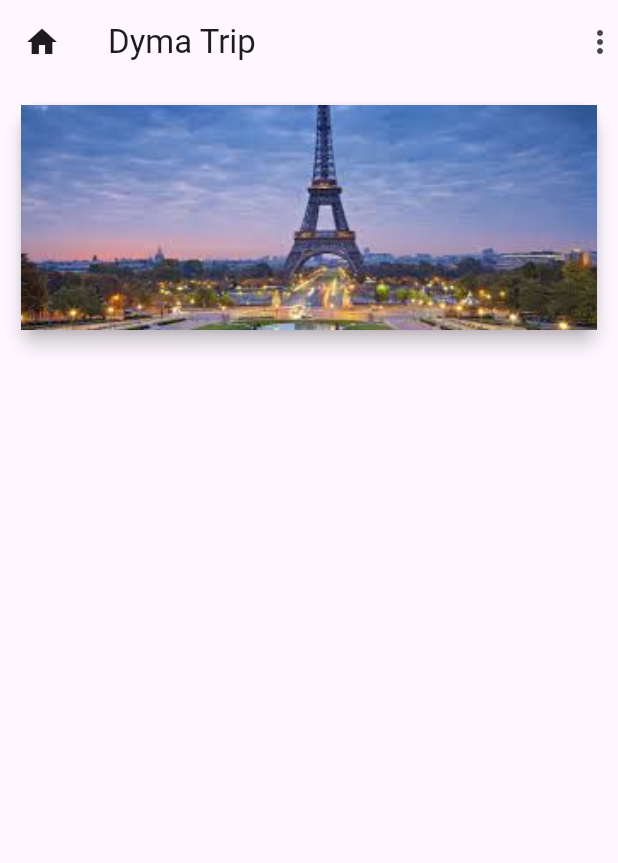
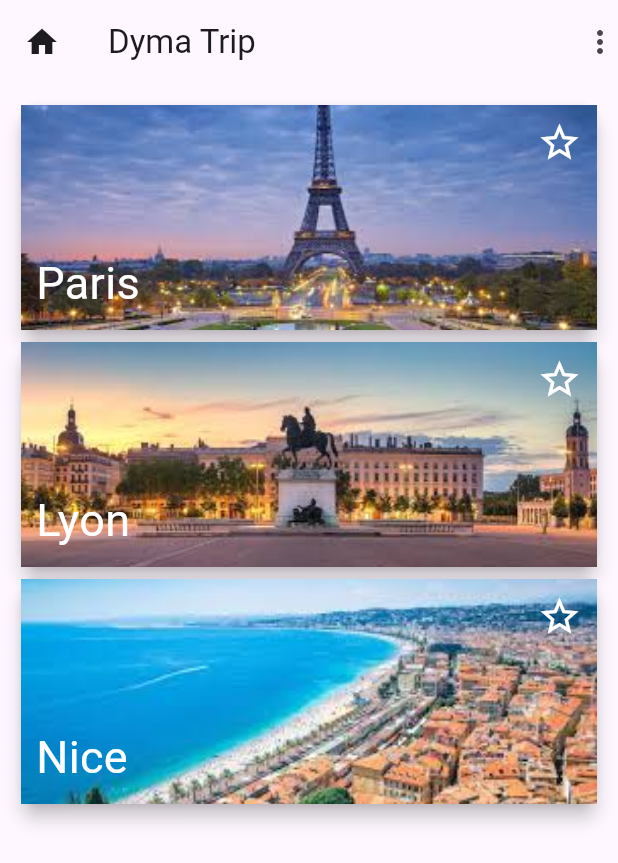
Before and after one commit to Wormav/Flutter_training, a Flutter app: the screen it shows after launch, on a phone screen of 412 x 824 dp. Shown: the top 863 px of the screen. Run offline on Flutter 3.47's test engine with Material 3 defaults, Android fonts, the phone set to English and light mode, and no system bars.

Commit message:
Add CityCard and Home widgets

```diff
--- /dev/null
+++ b/lib/city_card.dart
@@ -0,0 +1,62 @@
+import 'package:flutter/material.dart';
+
+class CityCard extends StatelessWidget {
+  final String name;
+  final String image;
+  final bool? checked;
+
+  const CityCard(
+      {super.key, required this.name, required this.image, this.checked});
+
+  @override
+  Widget build(BuildContext context) {
+    return Card(
+      elevation: 5,
+      child: SizedBox(
+          height: 150,
+          child: Stack(
+            fit: StackFit.expand,
+            children: <Widget>[
+              Ink.image(
+                image: AssetImage(image),
+                fit: BoxFit.cover,
+                child: InkWell(
+                  onTap: () {},
+                ),
+              ),
+              Padding(
+                padding: const EdgeInsets.all(10),
+                child: Column(
+                  children: <Widget>[
+                    const Expanded(
+                      child: Row(
+                        mainAxisAlignment: MainAxisAlignment.end,
+                        crossAxisAlignment: CrossAxisAlignment.start,
+                        children: <Widget>[
+                          Icon(
+                            Icons.star_border,
+                            size: 30,
+                            color: Colors.white,
+                          ),
+                        ],
+                      ),
+                    ),
+                    Row(
+                      children: <Widget>[
+                        Text(
+                          name,
+                          style: const TextStyle(
+                            fontSize: 30,
+                            color: Colors.white,
+                          ),
+                        ),
+                      ],
+                    )
+                  ],
+                ),
+              )
+            ],
+          )),
+    );
+  }
+}
--- /dev/null
+++ b/lib/home.dart
@@ -0,0 +1,47 @@
+import 'package:flutter/material.dart';
+
+import 'city_card.dart';
+
+class Home extends StatefulWidget {
+  const Home({super.key});
+
+  @override
+  State<Home> createState() => _HomeState();
+}
+
+class _HomeState extends State<Home> {
+  List cities = [
+    {
+      'name': 'Paris',
+      'image': 'assets/images/paris.jpg',
+    },
+    {
+      'name': 'Lyon',
+      'image': 'assets/images/lyon.jpg',
+    },
+    {
+      'name': 'Nice',
+      'image': 'assets/images/nice.jpg',
+    },
+  ];
+
+  @override
+  Widget build(BuildContext context) {
+    return Scaffold(
+      appBar: AppBar(
+        leading: const Icon(Icons.home),
+        title: const Text('Dyma Trip'),
+        actions: const <Widget>[Icon(Icons.more_vert)],
+      ),
+      body: Container(
+        padding: const EdgeInsets.all(10),
+        child: Column(
+          crossAxisAlignment: CrossAxisAlignment.stretch,
+          children: cities
+              .map((city) => CityCard(name: city['name'], image: city['image']))
+              .toList(),
+        ),
+      ),
+    );
+  }
+}
--- a/lib/main.dart
+++ b/lib/main.dart
@@ -1,4 +1,5 @@
 import 'package:flutter/material.dart';
+import 'home.dart';
 
 void main() => runApp(const DymaTrip());
 
@@ -8,37 +9,9 @@ class DymaTrip extends StatelessWidget {
   // This widget is the root of your application.
   @override
   Widget build(BuildContext context) {
-    return MaterialApp(
+    return const MaterialApp(
       debugShowCheckedModeBanner: false,
-      home: Scaffold(
-        appBar: AppBar(
-          leading: const Icon(Icons.home),
-          title: const Text('Dyma Trip'),
-          actions: const <Widget>[Icon(Icons.more_vert)],
-        ),
-        body: Container(
-          padding: const EdgeInsets.all(10),
-          child: Column(
-            crossAxisAlignment: CrossAxisAlignment.stretch,
-            children: <Widget>[
-              Card(
-                elevation: 5,
-                child: SizedBox(
-                    height: 150,
-                    child: Stack(
-                      fit: StackFit.expand,
-                      children: <Widget>[
-                        Image.asset(
-                          'assets/images/paris.jpg',
-                          fit: BoxFit.cover,
-                        )
-                      ],
-                    )),
-              )
-            ],
-          ),
-        ),
-      ),
+      home: Home(),
     );
   }
 }
```
